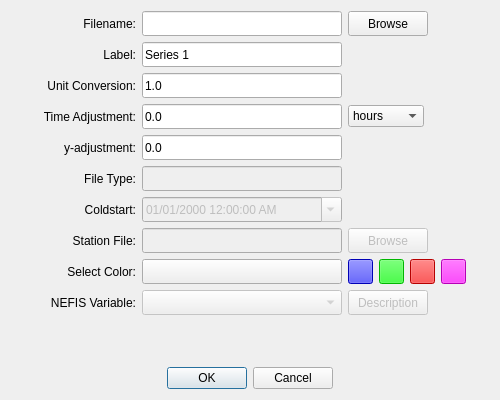
zcobell/MetOceanViewer, file MetOceanViewer/ui/timeseries_add_data.ui: the form before one commit.
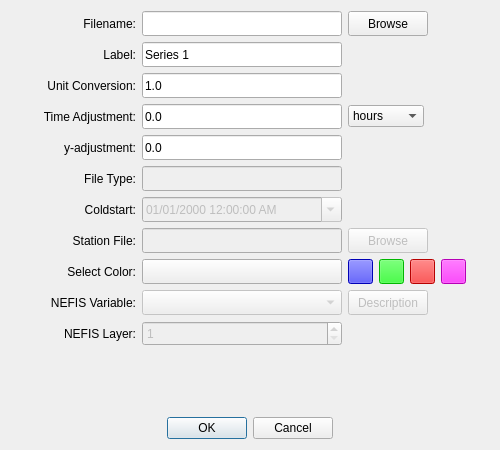
The form after the commit. Icons and pictures are not drawn.

Commit message: Adding layers selection box to interface for three dimensional NEFIS

The edit to the form file:
```diff
--- a/MetOceanViewer/ui/timeseries_add_data.ui
+++ b/MetOceanViewer/ui/timeseries_add_data.ui
@@ -31,7 +31,7 @@
     <x>0</x>
     <y>0</y>
     <width>500</width>
-    <height>400</height>
+    <height>450</height>
    </rect>
   </property>
   <property name="sizePolicy">
@@ -43,13 +43,13 @@
   <property name="minimumSize">
    <size>
     <width>500</width>
-    <height>400</height>
+    <height>450</height>
    </size>
   </property>
   <property name="maximumSize">
    <size>
     <width>500</width>
-    <height>400</height>
+    <height>450</height>
    </size>
   </property>
   <property name="windowTitle">
@@ -866,6 +866,92 @@
      </item>
     </layout>
    </item>
+   <item>
+    <layout class="QHBoxLayout" name="horizontalLayout_11">
+     <item>
+      <widget class="QLabel" name="label_nefisLayer">
+       <property name="enabled">
+        <bool>true</bool>
+       </property>
+       <property name="minimumSize">
+        <size>
+         <width>125</width>
+         <height>25</height>
+        </size>
+       </property>
+       <property name="maximumSize">
+        <size>
+         <width>125</width>
+         <height>25</height>
+        </size>
+       </property>
+       <property name="text">
+        <string>NEFIS Layer:</string>
+       </property>
+       <property name="alignment">
+        <set>Qt::AlignRight|Qt::AlignTrailing|Qt::AlignVCenter</set>
+       </property>
+      </widget>
+     </item>
+     <item>
+      <widget class="QSpinBox" name="spin_nefisLayer">
+       <property name="enabled">
+        <bool>false</bool>
+       </property>
+       <property name="minimumSize">
+        <size>
+         <width>200</width>
+         <height>25</height>
+        </size>
+       </property>
+       <property name="maximumSize">
+        <size>
+         <width>200</width>
+         <height>25</height>
+        </size>
+       </property>
+       <property name="minimum">
+        <number>1</number>
+       </property>
+       <property name="value">
+        <number>1</number>
+       </property>
+      </widget>
+     </item>
+     <item>
+      <widget class="QLabel" name="label_layerDescription">
+       <property name="minimumSize">
+        <size>
+         <width>75</width>
+         <height>25</height>
+        </size>
+       </property>
+       <property name="maximumSize">
+        <size>
+         <width>75</width>
+         <height>25</height>
+        </size>
+       </property>
+       <property name="text">
+        <string/>
+       </property>
+      </widget>
+     </item>
+     <item>
+      <spacer name="horizontalSpacer_11">
+       <property name="orientation">
+        <enum>Qt::Horizontal</enum>
+       </property>
+       <property name="sizeHint" stdset="0">
+        <size>
+         <width>40</width>
+         <height>20</height>
+        </size>
+       </property>
+      </spacer>
+     </item>
+    </layout>
+   </item>
    <item>
     <spacer name="verticalSpacer">
      <property name="orientation">
```
The commit also changes 3 other files.
